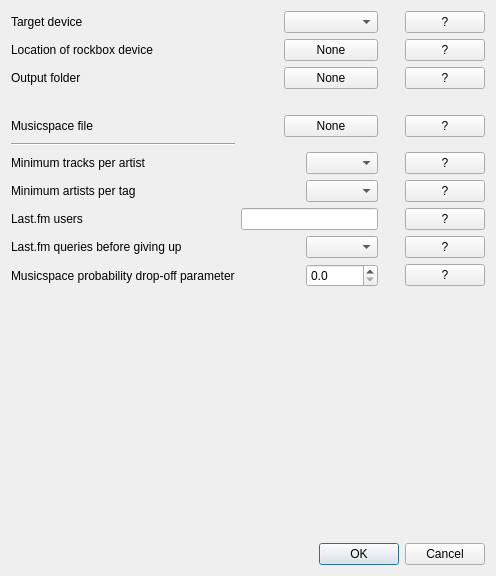
Old version of the form settings_dlg.ui in the repository dandavison/dbm.
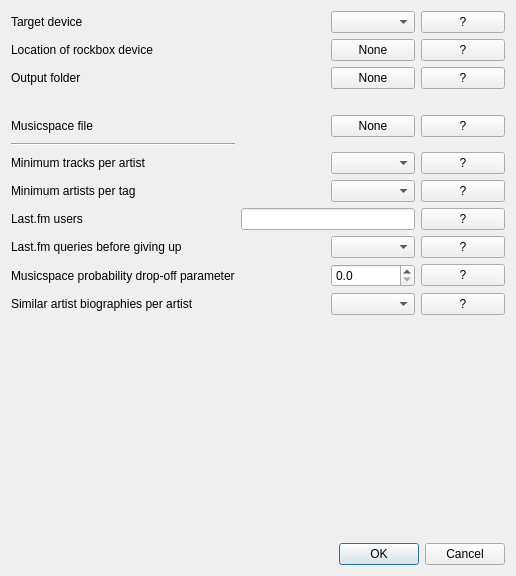
New version of the form.

Commit message: New settings dialog option: number of similar artist biographies

The edit to the form file:
```diff
--- a/settings_dlg.ui
+++ b/settings_dlg.ui
@@ -6,7 +6,7 @@
    <rect>
     <x>0</x>
     <y>0</y>
-    <width>496</width>
+    <width>516</width>
     <height>576</height>
    </rect>
   </property>
@@ -30,9 +30,16 @@
      </property>
     </widget>
    </item>
-   <item row="0" column="3" colspan="2">
+   <item row="0" column="2">
     <widget class="QComboBox" name="targetComboBox"/>
    </item>
+   <item row="0" column="3">
+    <widget class="QPushButton" name="targetDevHelpButton">
+     <property name="text">
+      <string>?</string>
+     </property>
+    </widget>
+   </item>
    <item row="1" column="0">
     <widget class="QLabel" name="label_2">
      <property name="text">
@@ -40,20 +47,27 @@
      </property>
     </widget>
    </item>
-   <item row="1" column="2">
+   <item row="1" column="1">
     <widget class="QLabel" name="label_4">
      <property name="text">
       <string/>
      </property>
     </widget>
    </item>
-   <item row="1" column="3" colspan="2">
+   <item row="1" column="2">
     <widget class="QPushButton" name="rockboxPathChangeButton">
      <property name="text">
       <string>None</string>
      </property>
     </widget>
    </item>
+   <item row="1" column="3">
+    <widget class="QPushButton" name="rockboxPathHelpButton">
+     <property name="text">
+      <string>?</string>
+     </property>
+    </widget>
+   </item>
    <item row="2" column="0">
     <widget class="QLabel" name="label_6">
      <property name="text">
@@ -68,13 +82,20 @@
      </property>
     </widget>
    </item>
-   <item row="2" column="3" colspan="2">
+   <item row="2" column="2">
     <widget class="QPushButton" name="outputFolderChangeButton">
      <property name="text">
       <string>None</string>
      </property>
     </widget>
    </item>
+   <item row="2" column="3">
+    <widget class="QPushButton" name="outputFolderHelpButton">
+     <property name="text">
+      <string>?</string>
+     </property>
+    </widget>
+   </item>
    <item row="3" column="1">
     <widget class="QLabel" name="label_8">
      <property name="text">
@@ -89,6 +110,20 @@
      </property>
     </widget>
    </item>
+   <item row="4" column="2">
+    <widget class="QPushButton" name="musicspaceFileChangeButton">
+     <property name="text">
+      <string>None</string>
+     </property>
+    </widget>
+   </item>
+   <item row="4" column="3">
+    <widget class="QPushButton" name="musicspaceFileHelpButton">
+     <property name="text">
+      <string>?</string>
+     </property>
+    </widget>
+   </item>
    <item row="5" column="0">
     <widget class="Line" name="line">
      <property name="orientation">
@@ -96,6 +131,16 @@
      </property>
     </widget>
    </item>
+   <item row="6" column="2">
+    <widget class="QComboBox" name="minArtistTracksComboBox"/>
+   </item>
+   <item row="6" column="3">
+    <widget class="QPushButton" name="minArtistTracksHelpButton">
+     <property name="text">
+      <string>?</string>
+     </property>
+    </widget>
+   </item>
    <item row="6" column="0">
     <widget class="QLabel" name="label_13">
      <property name="text">
@@ -110,9 +155,16 @@
      </property>
     </widget>
    </item>
-   <item row="7" column="4">
+   <item row="7" column="2">
     <widget class="QComboBox" name="minTagArtistsComboBox"/>
    </item>
+   <item row="7" column="3">
+    <widget class="QPushButton" name="minTagArtistsHelpButton">
+     <property name="text">
+      <string>?</string>
+     </property>
+    </widget>
+   </item>
    <item row="8" column="0">
     <widget class="QLabel" name="label_12">
      <property name="text">
@@ -120,9 +172,16 @@
      </property>
     </widget>
    </item>
-   <item row="8" column="1" colspan="4">
+   <item row="8" column="1" colspan="2">
     <widget class="QLineEdit" name="lastfmUsersLineEdit"/>
    </item>
+   <item row="8" column="3">
+    <widget class="QPushButton" name="lastfmUsersHelpButton">
+     <property name="text">
+      <string>?</string>
+     </property>
+    </widget>
+   </item>
    <item row="9" column="0">
     <widget class="QLabel" name="label_10">
      <property name="text">
@@ -130,9 +189,16 @@
      </property>
     </widget>
    </item>
-   <item row="9" column="4">
+   <item row="9" column="2">
     <widget class="QComboBox" name="lastfmQueriesComboBox"/>
    </item>
+   <item row="9" column="3">
+    <widget class="QPushButton" name="lastfmQueriesHelpButton">
+     <property name="text">
+      <string>?</string>
+     </property>
+    </widget>
+   </item>
    <item row="10" column="0">
     <widget class="QLabel" name="label_3">
      <property name="text">
@@ -140,7 +206,7 @@
      </property>
     </widget>
    </item>
-   <item row="10" column="4">
+   <item row="10" column="2">
     <widget class="QDoubleSpinBox" name="musicspaceDropoffSpinBox">
      <property name="decimals">
       <number>1</number>
@@ -150,7 +216,31 @@
      </property>
     </widget>
    </item>
-   <item row="11" column="4">
+   <item row="10" column="3">
+    <widget class="QPushButton" name="musicspaceDropoffHelpButton">
+     <property name="text">
+      <string>?</string>
+     </property>
+    </widget>
+   </item>
+   <item row="11" column="0">
+    <widget class="QLabel" name="label_5">
+     <property name="text">
+      <string>Similar artist biographies per artist</string>
+     </property>
+    </widget>
+   </item>
+   <item row="11" column="2">
+    <widget class="QComboBox" name="numSimArtBiogsComboBox"/>
+   </item>
+   <item row="11" column="3">
+    <widget class="QPushButton" name="numSimArtBiogsHelpButton">
+     <property name="text">
+      <string>?</string>
+     </property>
+    </widget>
+   </item>
+   <item row="12" column="2">
     <spacer name="verticalSpacer_2">
      <property name="orientation">
       <enum>Qt::Vertical</enum>
@@ -163,7 +253,7 @@
      </property>
     </spacer>
    </item>
-   <item row="12" column="4" colspan="3">
+   <item row="13" column="2" colspan="2">
     <widget class="QDialogButtonBox" name="buttonBox">
      <property name="orientation">
       <enum>Qt::Horizontal</enum>
@@ -173,79 +263,6 @@
      </property>
     </widget>
    </item>
-   <item row="0" column="6">
-    <widget class="QPushButton" name="targetDevHelpButton">
-     <property name="text">
-      <string>?</string>
-     </property>
-    </widget>
-   </item>
-   <item row="1" column="6">
-    <widget class="QPushButton" name="rockboxPathHelpButton">
-     <property name="text">
-      <string>?</string>
-     </property>
-    </widget>
-   </item>
-   <item row="2" column="6">
-    <widget class="QPushButton" name="outputFolderHelpButton">
-     <property name="text">
-      <string>?</string>
-     </property>
-    </widget>
-   </item>
-   <item row="4" column="6">
-    <widget class="QPushButton" name="musicspaceFileHelpButton">
-     <property name="text">
-      <string>?</string>
-     </property>
-    </widget>
-   </item>
-   <item row="6" column="6">
-    <widget class="QPushButton" name="minArtistTracksHelpButton">
-     <property name="text">
-      <string>?</string>
-     </property>
-    </widget>
-   </item>
-   <item row="7" column="6">
-    <widget class="QPushButton" name="minTagArtistsHelpButton">
-     <property name="text">
-      <string>?</string>
-     </property>
-    </widget>
-   </item>
-   <item row="8" column="6">
-    <widget class="QPushButton" name="lastfmUsersHelpButton">
-     <property name="text">
-      <string>?</string>
-     </property>
-    </widget>
-   </item>
-   <item row="9" column="6">
-    <widget class="QPushButton" name="lastfmQueriesHelpButton">
-     <property name="text">
-      <string>?</string>
-     </property>
-    </widget>
-   </item>
-   <item row="10" column="6">
-    <widget class="QPushButton" name="musicspaceDropoffHelpButton">
-     <property name="text">
-      <string>?</string>
-     </property>
-    </widget>
-   </item>
-   <item row="6" column="4">
-    <widget class="QComboBox" name="minArtistTracksComboBox"/>
-   </item>
-   <item row="4" column="3" colspan="2">
-    <widget class="QPushButton" name="musicspaceFileChangeButton">
-     <property name="text">
-      <string>None</string>
-     </property>
-    </widget>
-   </item>
   </layout>
  </widget>
  <resources/>
```
The commit also changes 2 other files.
